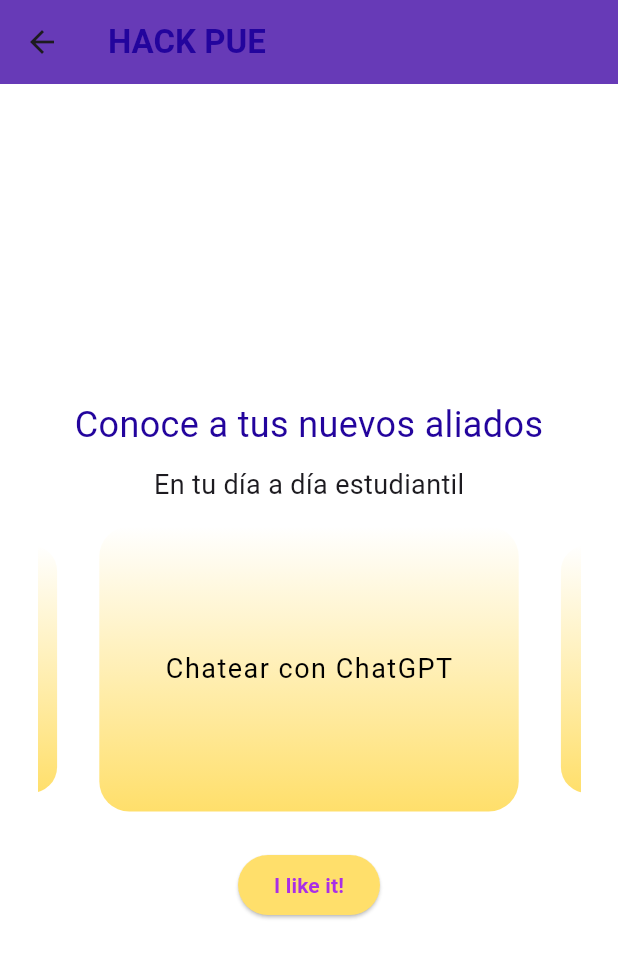
After one commit to armandomm09/hackpue, a Flutter app: the screen it shows once a user with an empty profile is signed in, after a tap on "Know more", on a phone screen of 412 x 824 dp. The commit adds this screen. Shown: the top 958 px of the screen. Run offline on Flutter 3.47's test engine with Material 3 defaults, Android fonts, the phone set to English and light mode, and no system bars; drawn by our look-alikes of carousel_slider; our stand-ins replace awesome_snackbar_content, cloud_firestore, firebase_auth, firebase_core; accounts and stored records are empty; network calls fail.

Commit message:
Merge Design intro

```diff
--- a/lib/components/appButton.dart
+++ b/lib/components/appButton.dart
@@ -1,4 +1,6 @@
 import 'package:flutter/material.dart';
+import 'package:hackpue/constants.dart';
+import 'package:hackpue/pages/askUserInfo.dart';
 
 class AppButton extends StatelessWidget {
   final String text;
@@ -8,13 +10,13 @@
   @override
   Widget build(BuildContext context) {
     return ElevatedButton(
-              onPressed: onPressed,
-              style: ElevatedButton.styleFrom(
-                backgroundColor: const Color.fromARGB(255, 28, 48, 225),
-                padding: const EdgeInsets.symmetric(horizontal: 30, vertical: 15),
-                textStyle: const TextStyle(fontSize: 18, fontWeight: FontWeight.bold),
-              ),
-              child: const Text('Guardar'),
-            );
+      style: ButtonStyle(backgroundColor: MaterialStatePropertyAll(happyYellow)),
+      onPressed: onPressed,
+      child: Text(
+        text,
+        style: TextStyle(
+            color: lavender, fontWeight: FontWeight.bold, letterSpacing: 1),
+      ),
+    );
   }
 }
--- a/lib/components/appTextField.dart
+++ b/lib/components/appTextField.dart
@@ -24,7 +24,7 @@
                 ),
               ),
               onSaved: onSaved,
-              style: const TextStyle(color: Colors.white),
+              style:  TextStyle(color: deepPurple),
             );
   }
 }
--- a/lib/components/my_carousel_item.dart
+++ b/lib/components/my_carousel_item.dart
@@ -1,4 +1,5 @@
 import 'package:flutter/material.dart';
+import 'package:hackpue/constants.dart';
 
 class MyCarouselItem extends StatelessWidget {
   final String title;
@@ -13,24 +14,32 @@
         margin: const EdgeInsets.all(5.0),
         decoration: BoxDecoration(
           borderRadius: BorderRadius.circular(10.0),
-
         ),
         child: Container(
           decoration: BoxDecoration(
-            borderRadius: BorderRadius.circular(10.0),
-            gradient: LinearGradient(
-              colors: [Color.fromARGB(255, 5, 5, 109).withOpacity(0.6), const Color.fromARGB(255, 0, 0, 0).withOpacity(0.1)],
+              borderRadius: BorderRadius.circular(20.0),
+              gradient: LinearGradient(
+                  colors: [happyYellow, backgroundGlobal],
+                  begin: Alignment.bottomLeft,
+                  end: Alignment.topLeft)
+
+              /*LinearGradient(
+              colors: [happyYellow, ],
               begin: Alignment.bottomCenter,
               end: Alignment.topCenter,
-            ),
-          ),
-          child: Center(
-            child: Text(
-              title,
-              style: const TextStyle(
-                fontSize: 20.0,
-                fontWeight: FontWeight.bold,
-                color: Colors.white,
+            )
+            */
+              ),
+          child: Padding(
+            padding: const EdgeInsets.all(10.0),
+            child: Center(
+              child: Text(
+                title,
+                style: TextStyle(
+                  fontSize: 18.0,
+                  letterSpacing: 1,
+                  color: defaultText,
+                ),
               ),
             ),
           ),
--- a/lib/constants.dart
+++ b/lib/constants.dart
@@ -1,10 +1,21 @@
 
 import 'dart:ui';
+
+import 'package:flutter/material.dart';
 
 final Color myBackGroundColor = Color.fromARGB(255, 87, 85, 128);
 final Color appBarBackgorundColor = Color.fromARGB(255, 45, 36, 63);
 final Color myTitleColor = Color.fromARGB(255, 77, 6, 210);
 
-var formLabelTextStyle = TextStyle(color: const Color.fromARGB(255, 0, 0, 0), fontSize: 30);
 
-final Color formInputBackgroundColor = Color.fromARGB(77, 36, 9, 119);
+final Color backgroundGlobal = Colors.white;
+final Color deepPurple = Color.fromARGB(255, 35, 4, 157);
+final Color lavender = Color.fromARGB(255, 170, 46, 230);
+final Color pink = Color.fromARGB(255, 255, 121, 205);
+final Color happyYellow = Color.fromARGB(255, 255, 223, 107);
+final Color defaultText = Color.fromARGB(255, 0, 0, 0);
+
+var formLabelTextStyle =
+    TextStyle(color: const Color.fromARGB(255, 0, 0, 0), fontSize: 30);
+
+final Color formInputBackgroundColor = Colors.white;
--- a/lib/main.dart
+++ b/lib/main.dart
@@ -1,6 +1,6 @@
 import 'package:flutter/material.dart';
 import 'package:hackpue/firebase_options.dart';
-import 'package:hackpue/mainPage.dart';
+import 'package:hackpue/pages/app_intro/mainPage.dart';
 import 'package:firebase_core/firebase_core.dart';
 import 'package:hackpue/pages/user_sign/login_page.dart';
 import 'package:hackpue/services/auth/authgate.dart';
--- /dev/null
+++ b/lib/pages/app_intro/mainPage.dart
@@ -0,0 +1,88 @@
+import 'package:carousel_slider/carousel_options.dart';
+import 'package:carousel_slider/carousel_slider.dart';
+import 'package:flutter/material.dart';
+import 'package:hackpue/components/my_carousel_item.dart';
+import 'package:hackpue/constants.dart';
+import 'package:hackpue/pages/app_intro/services.dart';
+import 'package:hackpue/pages/askUserInfo.dart';
+
+class MainPage extends StatelessWidget {
+  const MainPage({super.key});
+
+  @override
+  Widget build(BuildContext context) {
+    return Scaffold(
+      backgroundColor: Colors.white,
+      appBar: AppBar(
+          title: Text(
+            'HACK PUE',
+            style: TextStyle(fontWeight: FontWeight.bold, color: deepPurple),
+          ),
+          backgroundColor: Colors.deepPurple),
+      body: Padding(
+        padding: const EdgeInsets.all(5.0),
+        child: Center(
+          child: SingleChildScrollView(
+            child: Padding(
+              padding: const EdgeInsets.all(25.0),
+              child: Column(
+                crossAxisAlignment: CrossAxisAlignment.center,
+                mainAxisAlignment: MainAxisAlignment.center,
+                children: <Widget>[
+                  const SizedBox(height: 20),
+
+                  Padding(
+                    padding: const EdgeInsets.symmetric(horizontal: 10),
+                    child: Text(
+                      'Bienvenido a la plataforma de aprendizaje con IA',
+                      textAlign: TextAlign.center,
+                      style: TextStyle(
+                        fontSize: 24,
+                        color: deepPurple,
+                      ),
+                    ),
+                  ),
+
+                  const SizedBox(height: 30),
+
+                  Text(
+                    'Esta aplicación te ayudará a mejorar tus habilidades de aprendizaje con la ayuda de la inteligencia artificial.',
+                    textAlign: TextAlign.center,
+                    style: TextStyle(
+                      fontSize: 16,
+                      color: defaultText,
+                    ),
+                  ),
+
+                  const SizedBox(height: 40),
+                  ElevatedButton(
+                    style: ButtonStyle(
+                        backgroundColor: MaterialStatePropertyAll(happyYellow)),
+                    onPressed: () {
+                      // Navegar a la pantalla de formulario
+                      Navigator.push(
+                        context,
+                        MaterialPageRoute(
+                          builder: (context) => const appServices(),
+                        ),
+                      );
+                    },
+                    child: Text(
+                      'Know more',
+                      style: TextStyle(
+                          color: lavender,
+                          fontWeight: FontWeight.bold,
+                          letterSpacing: 1),
+                    ),
+                  ),
+                  const SizedBox(height: 20),
+                  // Agregar más widgets aquí según sea necesario
+                ],
+              ),
+            ),
+          ),
+        ),
+      ),
+    );
+  }
+}
--- /dev/null
+++ b/lib/pages/app_intro/services.dart
@@ -0,0 +1,199 @@
+import 'package:flutter/material.dart';
+import 'package:carousel_slider/carousel_slider.dart';
+import 'package:hackpue/components/my_carousel_item.dart';
+import 'package:hackpue/constants.dart';
+import 'package:hackpue/pages/askUserInfo.dart';
+import 'package:hackpue/pages/chat/chat_with_database.dart'; // Asegúrate de tener este archivo
+
+class appServices extends StatelessWidget {
+  const appServices({super.key});
+
+  @override
+  Widget build(BuildContext context) {
+    return Scaffold(
+      backgroundColor: Colors.white,
+      appBar: AppBar(
+          title: Text(
+            'HACK PUE',
+            style: TextStyle(fontWeight: FontWeight.bold, color: deepPurple),
+          ),
+          backgroundColor: Colors.deepPurple),
+      body: Padding(
+        padding: const EdgeInsets.all(5.0),
+        child: Center(
+          child: SingleChildScrollView(
+            child: Padding(
+              padding: const EdgeInsets.all(20.0),
+              child: Column(
+                crossAxisAlignment: CrossAxisAlignment.center,
+                children: <Widget>[
+                  const SizedBox(height: 20),
+
+                  Padding(
+                    padding: const EdgeInsets.symmetric(horizontal: 10),
+                    child: Text(
+                      'Conoce a tus nuevos aliados',
+                      textAlign: TextAlign.center,
+                      style: TextStyle(
+                        fontSize: 24,
+                        color: deepPurple,
+                      ),
+                    ),
+                  ),
+
+                  SizedBox(
+                    height: 10,
+                  ),
+
+                  Text(
+                    'En tu día a día estudiantil',
+                    style: TextStyle(fontSize: 18),
+                  ),
+
+                  const SizedBox(height: 10),
+
+                  CarouselSlider(
+                    items: [
+                      MyCarouselItem(
+                        title: 'Chatear con ChatGPT',
+                        onTap: () {
+                          // Navegar a la pantalla de ChatGPT
+                          Navigator.push(
+                            context,
+                            MaterialPageRoute(
+                              builder: (context) => const ChatWithDatabase(),
+                            ),
+                          );
+                        },
+                      ),
+                      MyCarouselItem(
+                        title: 'Subir un Archivo',
+                        onTap: () {
+                          // Navegar a la pantalla de subir archivo
+                          Navigator.push(
+                            context,
+                            MaterialPageRoute(
+                              builder: (context) => const UploadFileScreen(),
+                            ),
+                          );
+                        },
+                      ),
+                      MyCarouselItem(
+                        title: 'Grabar Audio',
+                        onTap: () {
+                          // Navegar a la pantalla de grabar audio
+                          Navigator.push(
+                            context,
+                            MaterialPageRoute(
+                              builder: (context) => const RecordAudioScreen(),
+                            ),
+                          );
+                        },
+                      ),
+                    ],
+                    options: CarouselOptions(
+                      height: 200,
+                      enlargeCenterPage: true,
+                      autoPlay: true,
+                      autoPlayInterval: const Duration(seconds: 3),
+                      aspectRatio: 16 / 9,
+                      autoPlayCurve: Curves.fastOutSlowIn,
+                      enableInfiniteScroll: true,
+                      viewportFraction: 0.8,
+                    ),
+                  ),
+                  const SizedBox(height: 20),
+                  ElevatedButton(
+                    style: ButtonStyle(
+                        backgroundColor: MaterialStatePropertyAll(happyYellow)),
+                    onPressed: () {
+                      // Navegar a la pantalla de formulario
+                      Navigator.push(
+                        context,
+                        MaterialPageRoute(
+                          builder: (context) => const UserInfoFormScreen(),
+                        ),
+                      );
+                    },
+                    child: Text(
+                      'I like it!',
+                      style: TextStyle(
+                          color: lavender, fontWeight: FontWeight.bold),
+                    ),
+                  ),
+                  const SizedBox(height: 20),
+                  // Agregar más widgets aquí según sea necesario
+                ],
+              ),
+            ),
+          ),
+        ),
+      ),
+    );
+  }
+}
+
+// Pantalla para Chatear con ChatGPT
+class ChatGPTScreen extends StatelessWidget {
+  const ChatGPTScreen({super.key});
+
+  @override
+  Widget build(BuildContext context) {
+    return Scaffold(
+      appBar: AppBar(
+        title: const Text('Chat con ChatGPT'),
+        backgroundColor: const Color.fromARGB(255, 45, 36, 63),
+      ),
+      body: const Center(
+        child: Text(
+          'Pantalla de ChatGPT aquí',
+          style: TextStyle(fontSize: 24, color: Colors.white),
+        ),
+      ),
+    );
+  }
+}
+
+// Pantalla para Subir un Archivo
+class UploadFileScreen extends StatelessWidget {
+  const UploadFileScreen({super.key});
+
+  @override
+  Widget build(BuildContext context) {
+    return Scaffold(
+      appBar: AppBar(
+        title: const Text('Subir un Archivo'),
+        backgroundColor: lavender,
+      ),
+      body: const Center(
+        child: Text(
+          'Pantalla de Subir Archivo aquí',
+          style: TextStyle(fontSize: 24, color: Colors.white),
+        ),
+      ),
+    );
+  }
+}
+
+// Pantalla para Grabar Audio
+class RecordAudioScreen extends StatelessWidget {
+  const RecordAudioScreen({super.key});
+
+  @override
+  Widget build(BuildContext context) {
+    return Scaffold(
+      appBar: AppBar(
+        title: const Text('Grabar Audio'),
+        backgroundColor: lavender,
+      ),
+      body: const Center(
+        child: Text(
+          'Pantalla de Grabar Audio aquí',
+          style: TextStyle(fontSize: 24, color: Colors.white),
+        ),
+      ),
+    );
+  }
+}
+
+// Pantalla para el Formulario de Información del Usuario
--- a/lib/services/auth/authgate.dart
+++ b/lib/services/auth/authgate.dart
@@ -1,7 +1,7 @@
 import 'package:firebase_auth/firebase_auth.dart';
 import 'package:flutter/material.dart';
 import 'package:hackpue/main.dart';
-import 'package:hackpue/mainPage.dart';
+import 'package:hackpue/pages/app_intro/mainPage.dart';
 import 'package:hackpue/services/auth/login_or_register.dart';
 
 class AuthGate extends StatelessWidget {
```
Also changed, not shown: lib/components/appDropdown.dart (added, +43 -0 lines), lib/mainPage.dart (deleted, +0 -194 lines), lib/pages/askUserInfo.dart (+63 -88 lines).
